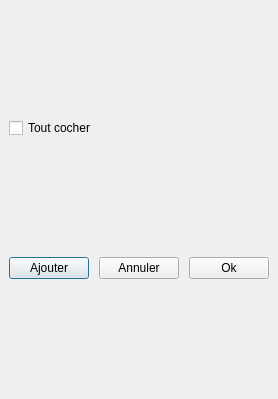
XanderMld/imgbrd-grabber, file ui/sourceswindow.ui: the form before one commit.
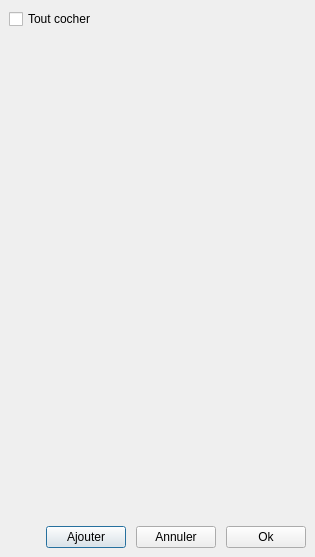
The form after the commit. Icons and pictures are not drawn.

```diff
--- a/ui/sourceswindow.ui
+++ b/ui/sourceswindow.ui
@@ -9,8 +9,8 @@
    <rect>
     <x>0</x>
     <y>0</y>
-    <width>262</width>
-    <height>399</height>
+    <width>315</width>
+    <height>557</height>
    </rect>
   </property>
   <property name="sizePolicy">
@@ -26,7 +26,7 @@
    <iconset resource="../resources.qrc">
     <normaloff>:/images/icon.ico</normaloff>:/images/icon.ico</iconset>
   </property>
-  <layout class="QVBoxLayout" name="verticalLayout_2" stretch="0,1,0">
+  <layout class="QVBoxLayout" name="verticalLayout_2" stretch="0,0,0">
    <property name="spacing">
     <number>10</number>
    </property>
@@ -44,11 +44,51 @@
     </widget>
    </item>
    <item>
-    <layout class="QGridLayout" name="gridLayout">
-     <property name="verticalSpacing">
+    <widget class="QScrollArea" name="scrollArea">
+     <property name="frameShape">
+      <enum>QFrame::NoFrame</enum>
+     </property>
+     <property name="frameShadow">
+      <enum>QFrame::Plain</enum>
+     </property>
+     <property name="lineWidth">
       <number>0</number>
      </property>
-    </layout>
+     <property name="widgetResizable">
+      <bool>true</bool>
+     </property>
+     <widget class="QWidget" name="scrollAreaWidgetContents">
+      <property name="geometry">
+       <rect>
+        <x>0</x>
+        <y>0</y>
+        <width>297</width>
+        <height>477</height>
+       </rect>
+      </property>
+      <layout class="QVBoxLayout" name="verticalLayout">
+       <property name="leftMargin">
+        <number>0</number>
+       </property>
+       <property name="topMargin">
+        <number>0</number>
+       </property>
+       <property name="rightMargin">
+        <number>0</number>
+       </property>
+       <property name="bottomMargin">
+        <number>0</number>
+       </property>
+       <item>
+        <layout class="QGridLayout" name="gridLayout">
+         <property name="verticalSpacing">
+          <number>0</number>
+         </property>
+        </layout>
+       </item>
+      </layout>
+     </widget>
+    </widget>
    </item>
    <item>
     <layout class="QHBoxLayout" name="horizontalLayout">
```
Left out of the diff: 11 changed lines with no effect on the pictures.
